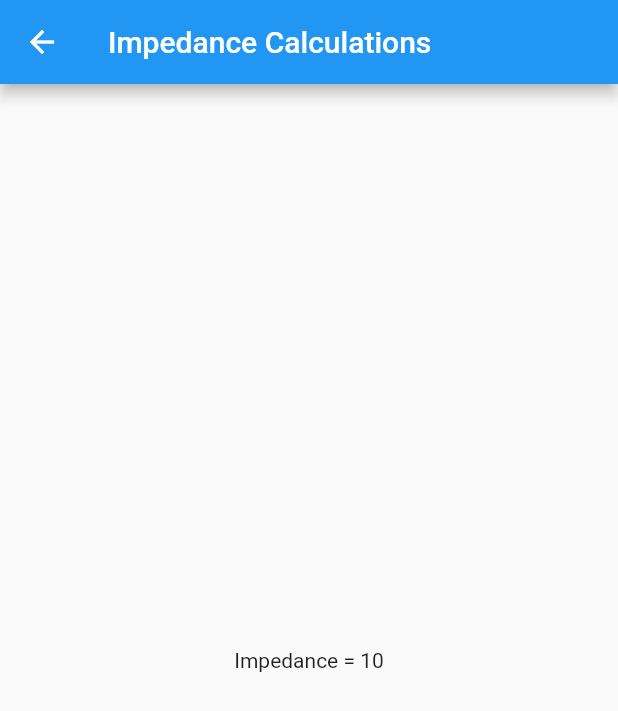
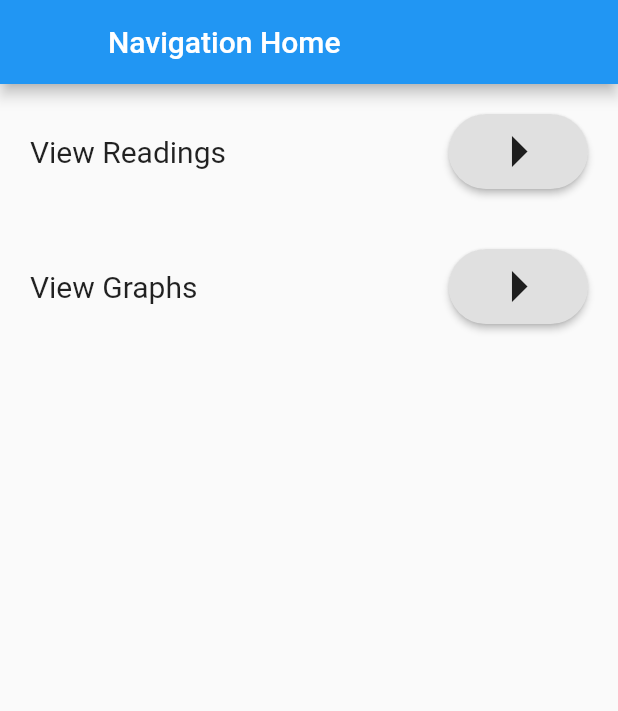
Before and after one commit to klibertowski/senior-design-mobile, a Flutter app: the screen it shows after launch, after a tap on "Sign In", on a phone screen of 412 x 824 dp. Shown: the top 711 px of the screen. Run offline on Flutter 3.47's test engine with Material 2 defaults, Android fonts, the phone set to English and light mode, and no system bars.

Commit message:
Add more navigation pages

```diff
--- a/impedance_app/lib/main.dart
+++ b/impedance_app/lib/main.dart
@@ -26,7 +26,8 @@ class MyApp extends StatelessWidget {
           Container(
             alignment: Alignment.center,
             padding: EdgeInsets.all(20.0),
-            child: Text('Bioimpedance Tracker App',
+            child: Text(
+              'Bioimpedance Tracker App',
               textAlign: TextAlign.center,
               style: TextStyle(
                 fontSize: 25.0,
@@ -42,33 +43,120 @@ class MyApp extends StatelessWidget {
                 onPressed: () {
                   Navigator.push(
                     context,
-                    MaterialPageRoute(builder: (context) => PageOne()),
+                    MaterialPageRoute(builder: (context) => NavigationPage()),
                   );
                 },
-                child: Text('Sign In',
+                child: Text(
+                  'Sign In',
                   style: TextStyle(
                     fontSize: 20.0,
                   ),
                 ),
-              )
-          ),
-        ]
-        ),
+              )),
+        ]),
       ),
     );
   }
 }
 
-class PageOne extends StatelessWidget {
+class NavigationPage extends StatelessWidget {
   @override
   Widget build(BuildContext context) {
     return Scaffold(
       appBar: AppBar(
-        title: Text('Impedance Calculations'),
+        title: Text('Navigation Home'),
+        leading: new Container(),
       ),
-      body: Center(
-        child: Text('Impedance = 10'),
+      body: Column(
+        children: <Widget>[
+          Container(
+            padding: EdgeInsets.all(20.0),
+            child: Row(
+              children: <Widget>[
+                Expanded(
+                  flex: 3,
+                  child: Text(
+                    'View Readings',
+                    style: TextStyle(
+                      fontSize: 20.0,
+                    ),
+                  ),
+                ),
+                Expanded(
+                    flex: 1,
+                    child: RaisedButton(
+                        onPressed: () {
+                          Navigator.push(
+                            context,
+                            MaterialPageRoute(builder: (context) => Readings()),
+                          );
+                        },
+                        shape: StadiumBorder(),
+                        child: Icon(
+                          Icons.arrow_right,
+                          size: 50.0,
+                        ))),
+              ],
+            ),
+          ),
+          Container(
+            padding: EdgeInsets.all(20.0),
+            child: Row(
+              children: <Widget>[
+                Expanded(
+                  flex: 3,
+                  child: Text(
+                    'View Graphs',
+                    style: TextStyle(
+                      fontSize: 20.0,
+                    ),
+                  ),
+                ),
+                Expanded(
+                    flex: 1,
+                    child: RaisedButton(
+                        onPressed: () {
+                          Navigator.push(
+                            context,
+                            MaterialPageRoute(builder: (context) => Graphs()),
+                          );
+                        },
+                        shape: StadiumBorder(),
+                        child: Icon(
+                          Icons.arrow_right,
+                          size: 50.0,
+                        ))),
+              ],
+            ),
+          ),
+        ],
       ),
     );
   }
 }
+
+class Readings extends StatelessWidget {
+  @override
+  Widget build(BuildContext context) {
+    return Scaffold(
+        appBar: AppBar(
+          title: Text('Readings History'),
+        ),
+        body: Card(
+          child: Text("Past Readings"),
+        ));
+  }
+}
+
+class Graphs extends StatelessWidget {
+  @override
+  Widget build(BuildContext context) {
+    return Scaffold(
+        appBar: AppBar(
+          title: Text('Impedance Graphs'),
+        ),
+        body: Card(
+          child: Text("Put graph here"),
+        ));
+  }
+}
```
